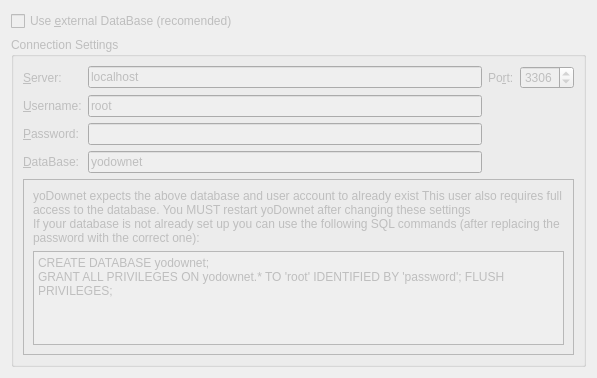
First picture: the form in prefdatabasewidget.ui, repository Alir3z4/yoDownet, before the edit.
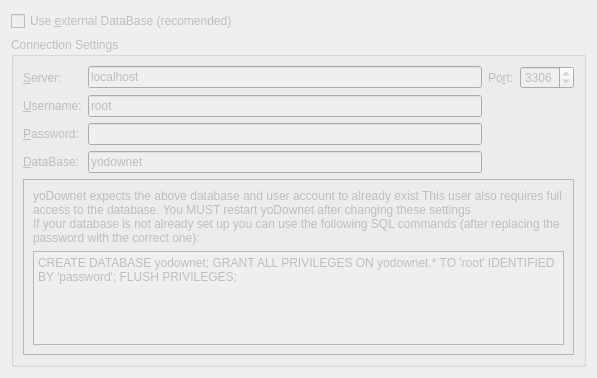
Second picture: the form after the edit. Icons and pictures are not drawn.

Patch:
```diff
--- a/prefdatabasewidget.ui
+++ b/prefdatabasewidget.ui
@@ -180,20 +180,18 @@
           </widget>
          </item>
          <item row="1" column="0">
-          <widget class="QTextBrowser" name="dbCreatorText">
+          <widget class="QPlainTextEdit" name="dbCreatorText">
            <property name="toolTip">
             <string notr="true"/>
            </property>
            <property name="statusTip">
             <string notr="true"/>
            </property>
-           <property name="html">
-            <string>&lt;!DOCTYPE HTML PUBLIC &quot;-//W3C//DTD HTML 4.0//EN&quot; &quot;http://www.w3.org/TR/REC-html40/strict.dtd&quot;&gt;
-&lt;html&gt;&lt;head&gt;&lt;meta name=&quot;qrichtext&quot; content=&quot;1&quot; /&gt;&lt;style type=&quot;text/css&quot;&gt;
-p, li { white-space: pre-wrap; }
-&lt;/style&gt;&lt;/head&gt;&lt;body style=&quot; font-family:'Sans Serif'; font-size:9pt; font-weight:400; font-style:normal;&quot;&gt;
-&lt;p style=&quot; margin-top:0px; margin-bottom:0px; margin-left:0px; margin-right:0px; -qt-block-indent:0; text-indent:0px;&quot;&gt;CREATE DATABASE yodownet;&lt;/p&gt;
-&lt;p style=&quot; margin-top:0px; margin-bottom:0px; margin-left:0px; margin-right:0px; -qt-block-indent:0; text-indent:0px;&quot;&gt;GRANT ALL PRIVILEGES ON yodownet.* TO 'root' IDENTIFIED BY 'password'; FLUSH PRIVILEGES;&lt;/p&gt;&lt;/body&gt;&lt;/html&gt;</string>
+           <property name="readOnly">
+            <bool>true</bool>
+           </property>
+           <property name="plainText">
+            <string>CREATE DATABASE yodownet; GRANT ALL PRIVILEGES ON yodownet.* TO 'root' IDENTIFIED BY 'password'; FLUSH PRIVILEGES;</string>
            </property>
           </widget>
          </item>
```
Left out of the diff: 2 changed lines with no effect on the pictures.
